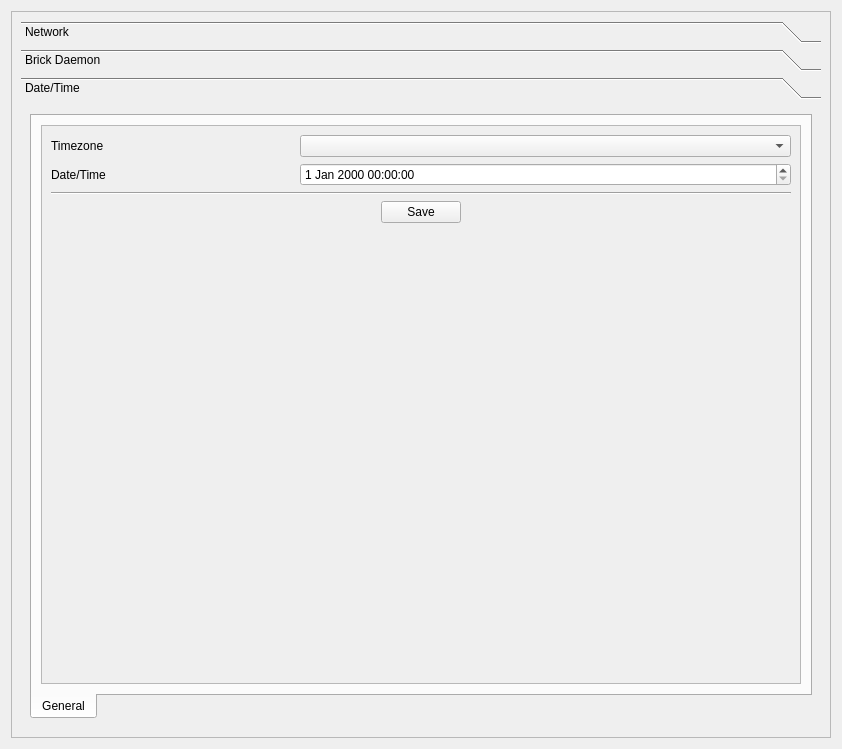
Qt form src/brickv/plugin_system/plugins/red/ui/red_tab_settings.ui (Tinkerforge/brickv) before a commit.
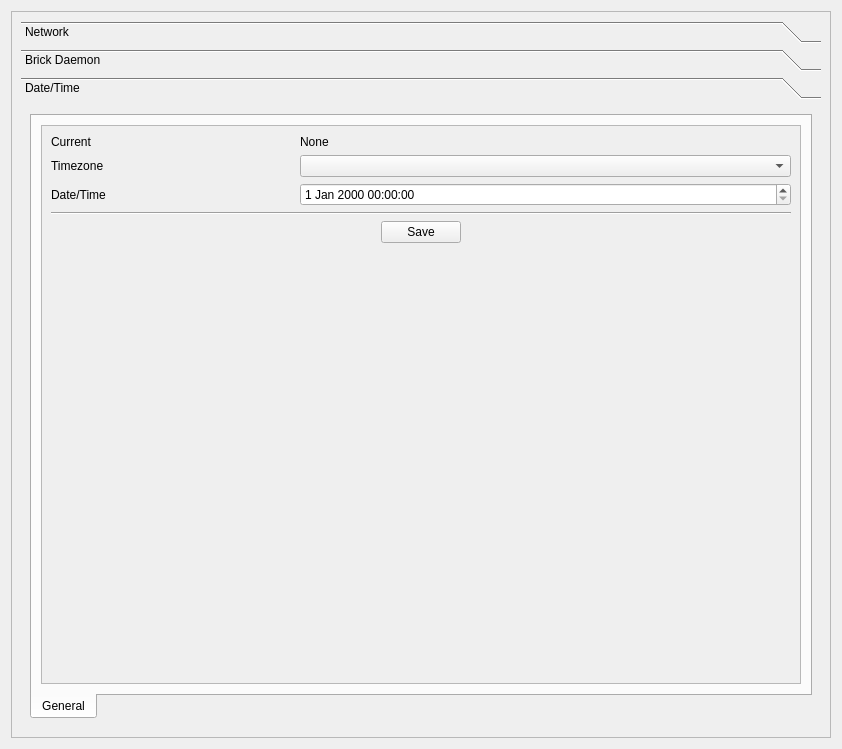
The same form after that commit. The open tabs and pages were chosen to show the change.

Commit message: red-brick: 1. Populated settings brickd widgets 2. Different refresh methods for network config and other configs of the settings tab

Patch:
```diff
--- a/src/brickv/plugin_system/plugins/red/ui/red_tab_settings.ui
+++ b/src/brickv/plugin_system/plugins/red/ui/red_tab_settings.ui
@@ -1204,24 +1204,24 @@
                  <layout class="QVBoxLayout" name="verticalLayout_11">
                   <item>
                    <layout class="QGridLayout" name="gridLayout_7">
-                    <item row="1" column="0">
+                    <item row="2" column="0">
                      <widget class="QLabel" name="label_20">
                       <property name="text">
                        <string>Date/Time</string>
                       </property>
                      </widget>
                     </item>
-                    <item row="0" column="1" colspan="2">
+                    <item row="1" column="1" colspan="2">
                      <widget class="QComboBox" name="cbox_datetime_tz"/>
                     </item>
-                    <item row="0" column="0">
+                    <item row="1" column="0">
                      <widget class="QLabel" name="label_19">
                       <property name="text">
                        <string>Timezone</string>
                       </property>
                      </widget>
                     </item>
-                    <item row="3" column="0" colspan="3">
+                    <item row="4" column="0" colspan="3">
                      <layout class="QHBoxLayout" name="horizontalLayout_8">
                       <item>
                        <spacer name="horizontalSpacer_15">
@@ -1258,14 +1258,14 @@
                       </item>
                      </layout>
                     </item>
-                    <item row="2" column="0" colspan="3">
+                    <item row="3" column="0" colspan="3">
                      <widget class="Line" name="line_2">
                       <property name="orientation">
                        <enum>Qt::Horizontal</enum>
                       </property>
                      </widget>
                     </item>
-                    <item row="4" column="0">
+                    <item row="5" column="0">
                      <spacer name="verticalSpacer_13">
                       <property name="orientation">
                        <enum>Qt::Vertical</enum>
@@ -1278,9 +1278,23 @@
                       </property>
                      </spacer>
                     </item>
-                    <item row="1" column="1" colspan="2">
+                    <item row="2" column="1" colspan="2">
                      <widget class="QDateTimeEdit" name="dtedit_datetime_value"/>
                     </item>
+                    <item row="0" column="0">
+                     <widget class="QLabel" name="label_33">
+                      <property name="text">
+                       <string>Current</string>
+                      </property>
+                     </widget>
+                    </item>
+                    <item row="0" column="1" colspan="2">
+                     <widget class="QLabel" name="label_34">
+                      <property name="text">
+                       <string>None</string>
+                      </property>
+                     </widget>
+                    </item>
                    </layout>
                   </item>
                  </layout>
```
Left out of the diff: 75 changed lines with no effect on the pictures. The commit also changes 1 other file.
